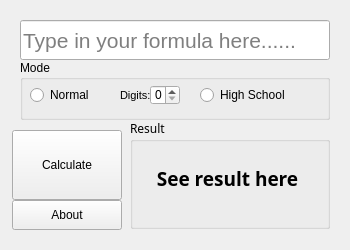
The window that SplashMol/app.ui (xinjiajuan/splashmol) describes before a commit, drawn with Qt 5.
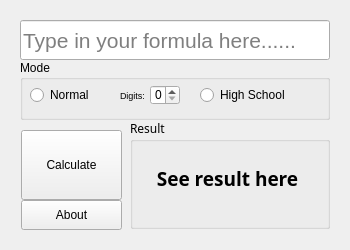
The same window after the commit. Icons and pictures are not drawn.

Diff of the .ui file:
```diff
--- a/SplashMol/app.ui
+++ b/SplashMol/app.ui
@@ -41,9 +41,9 @@
   <widget class="QPushButton" name="calcButton">
    <property name="geometry">
     <rect>
-     <x>12</x>
+     <x>21</x>
      <y>130</y>
-     <width>110</width>
+     <width>101</width>
      <height>70</height>
     </rect>
    </property>
@@ -73,9 +73,9 @@
   <widget class="QPushButton" name="aboutButton">
    <property name="geometry">
     <rect>
-     <x>12</x>
+     <x>21</x>
      <y>200</y>
-     <width>110</width>
+     <width>101</width>
      <height>30</height>
     </rect>
    </property>
@@ -214,13 +214,13 @@
      <rect>
       <x>100</x>
       <y>20</y>
-      <width>30</width>
+      <width>31</width>
       <height>30</height>
      </rect>
     </property>
     <property name="font">
      <font>
-      <pointsize>8</pointsize>
+      <pointsize>7</pointsize>
      </font>
     </property>
     <property name="text">
```
